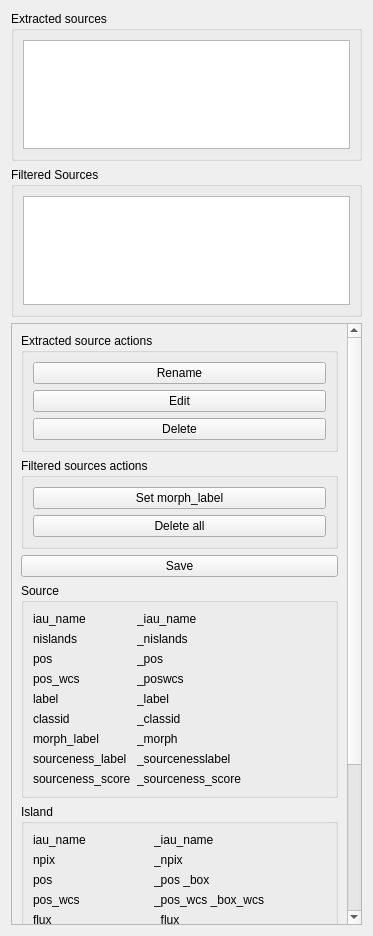
VisIVOLab/ViaLacteaVisualAnalytics, file Code/ui/sourcewidget.ui: the form before one commit.
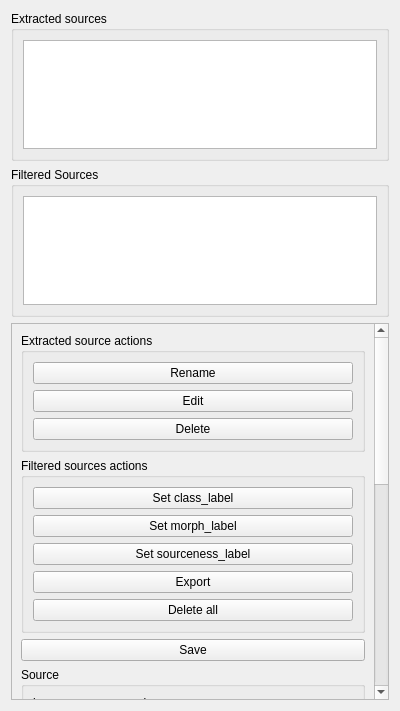
The form after the commit.

Commit message: JsonCatalogue: export filtered sources

Patch:
```diff
--- a/Code/ui/sourcewidget.ui
+++ b/Code/ui/sourcewidget.ui
@@ -6,8 +6,8 @@
    <rect>
     <x>0</x>
     <y>0</y>
-    <width>373</width>
-    <height>936</height>
+    <width>400</width>
+    <height>711</height>
    </rect>
   </property>
   <property name="windowTitle">
@@ -60,8 +60,8 @@
        <rect>
         <x>0</x>
         <y>0</y>
-        <width>340</width>
-        <height>936</height>
+        <width>359</width>
+        <height>1019</height>
        </rect>
       </property>
       <layout class="QVBoxLayout" name="verticalLayout_4">
@@ -104,6 +104,13 @@
           <string>Filtered sources actions</string>
          </property>
          <layout class="QVBoxLayout" name="verticalLayout_6">
+          <item>
+           <widget class="QPushButton" name="btnClassLabel">
+            <property name="text">
+             <string>Set class_label</string>
+            </property>
+           </widget>
+          </item>
           <item>
            <widget class="QPushButton" name="btnMorphLabel">
             <property name="text">
@@ -111,6 +118,20 @@
             </property>
            </widget>
           </item>
+          <item>
+           <widget class="QPushButton" name="btnSourcenessLabel">
+            <property name="text">
+             <string>Set sourceness_label</string>
+            </property>
+           </widget>
+          </item>
+          <item>
+           <widget class="QPushButton" name="btnExport">
+            <property name="text">
+             <string>Export</string>
+            </property>
+           </widget>
+          </item>
           <item>
            <widget class="QPushButton" name="btnDeleteAll">
             <property name="text">
```
Left out of the diff: 2 changed lines with no effect on the pictures. The commit also changes 9 other files.
